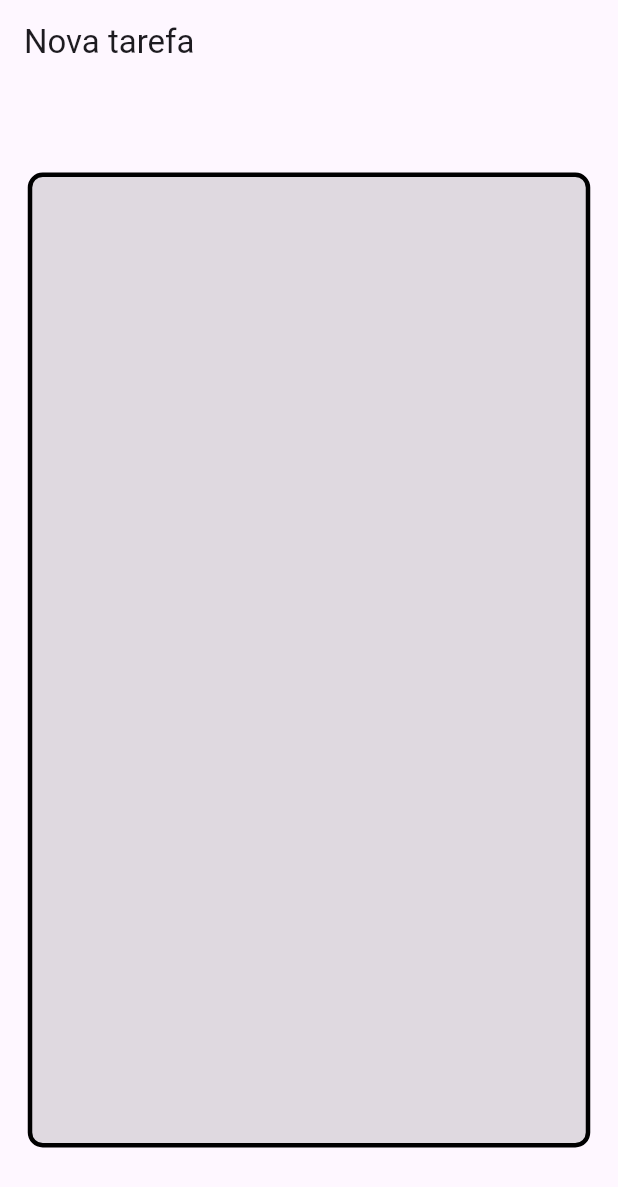
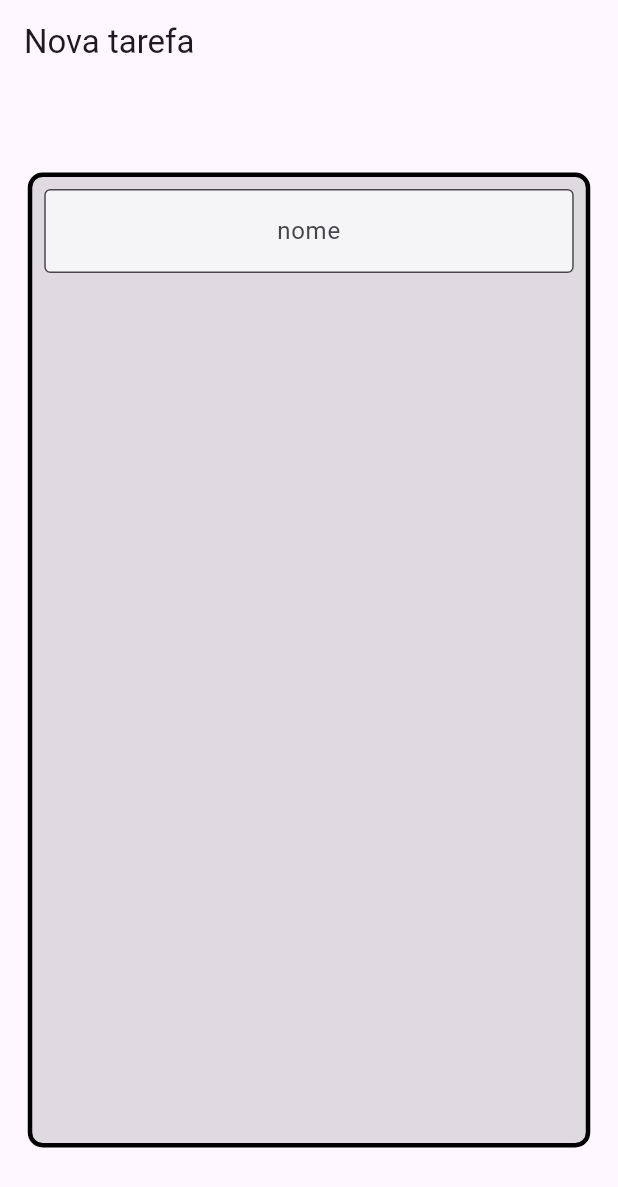
Before and after one commit to dudurb17/Flutter--Controller--navega--o-e-estados, a Flutter app: the screen it shows after launch, on a phone screen of 412 x 824 dp. Shown: the top 1187 px of the screen. Run offline on Flutter 3.47's test engine with Material 3 defaults, Android fonts, the phone set to English and light mode, and no system bars.

Commit message:
created component of input form

```diff
--- a/lib/screens/form_screen.dart
+++ b/lib/screens/form_screen.dart
@@ -23,7 +23,20 @@ class _FormScreenState extends State<FormScreen> {
           height: 650,
           width: 375,
           child: Column(
-            children: [],
+            children: [
+              Padding(
+                padding: const EdgeInsets.all(8.0),
+                child: TextFormField(
+                  textAlign: TextAlign.center,
+                  decoration: InputDecoration(
+                    border: OutlineInputBorder(),
+                    hintText: "nome",
+                    fillColor: Colors.white70,
+                    filled: true,
+                  ),
+                ),
+              )
+            ],
           ),
         ),
       ),
```
